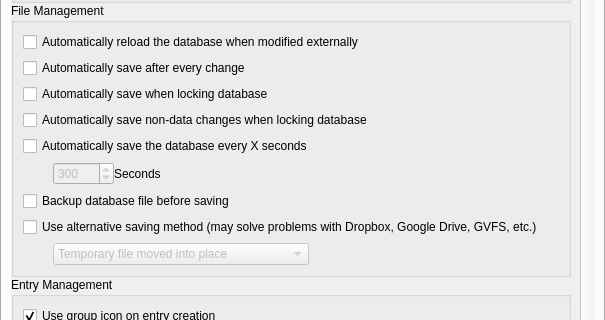
Old version of the form src/gui/ApplicationSettingsWidgetGeneral.ui in the repository keepassxreboot/keepassxc; both pictures show x 0 to 605 and y 301 to 621 of the 605 by 968 pixel window.
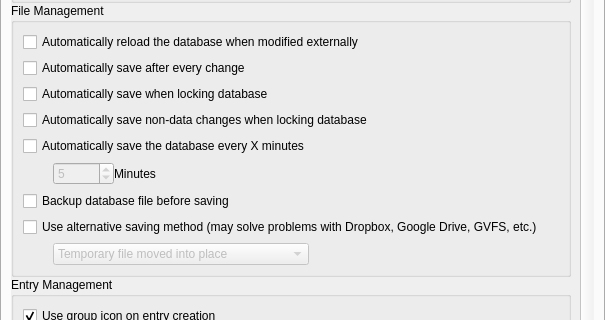
New version of the form. Custom widgets are drawn as their Qt base class.

Commit message: Configure auto save timer interval in minutes. Set default to 5 minutes. Disable timer by default.

Diff of the .ui file:
```diff
--- a/src/gui/ApplicationSettingsWidgetGeneral.ui
+++ b/src/gui/ApplicationSettingsWidgetGeneral.ui
@@ -274,7 +274,7 @@
               <item>
                <widget class="QCheckBox" name="enableAutoSaveTimerCheckBox">
                 <property name="text">
-                 <string>Automatically save the database every X seconds</string>
+                 <string>Automatically save the database every X minutes</string>
                 </property>
                </widget>
               </item>
@@ -311,14 +311,14 @@
                    <number>10000</number>
                   </property>
                   <property name="value">
-                   <number>300</number>
+                   <number>5</number>
                   </property>
                  </widget>
                 </item>
                 <item>
                  <widget class="QLabel" name="label">
                   <property name="text">
-                   <string>Seconds</string>
+                   <string>Minutes</string>
                   </property>
                   <property name="buddy">
                    <cstring>autoSaveIntervalSpinBox</cstring>
```
The commit also changes 3 other files.
